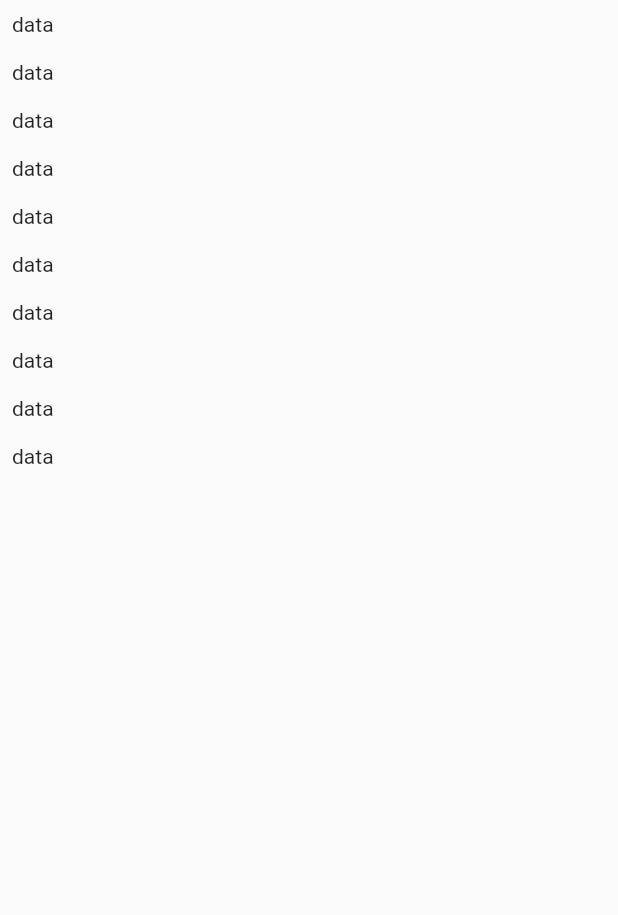
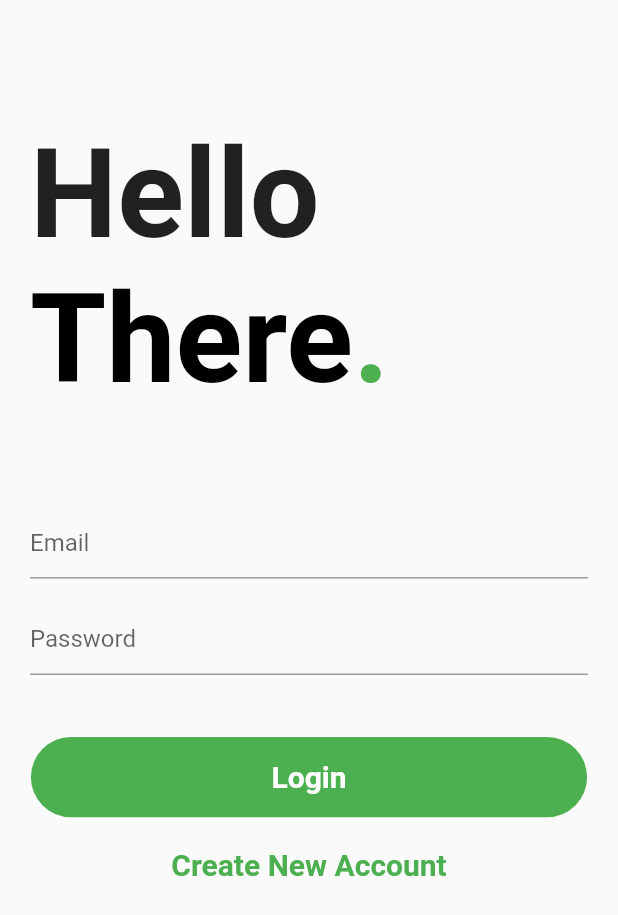
Before and after one commit to Aditya7feb/PrivateChatApp, a Flutter app: the screen it shows after launch, on a phone screen of 412 x 824 dp. Shown: the top 915 px of the screen. Run offline on Flutter 3.47's test engine with Material 2 defaults, Android fonts, the phone set to English and light mode, and no system bars; our stand-ins replace cloud_firestore, firebase_core; accounts and stored records are empty.

Commit message:
LoginScreen

```diff
--- a/lib/main.dart
+++ b/lib/main.dart
@@ -1,7 +1,11 @@
+import 'package:firebase_core/firebase_core.dart';
 import 'package:flutter/material.dart';
+import 'package:private_chat_app/screens/auth_screen.dart';
 import 'package:private_chat_app/screens/chat_screen.dart';
 
-void main() {
+void main() async {
+  WidgetsFlutterBinding.ensureInitialized();
+  await Firebase.initializeApp();
   runApp(MyApp());
 }
 
@@ -14,7 +18,7 @@ class MyApp extends StatelessWidget {
       theme: ThemeData(
         primarySwatch: Colors.blue,
       ),
-      home: ChatScreen(),
+      home: AuthScreen(),
     );
   }
 }
--- a/lib/screens/auth_screen.dart
+++ b/lib/screens/auth_screen.dart
@@ -0,0 +1,214 @@
+import 'package:flutter/material.dart';
+
+class AuthScreen extends StatefulWidget {
+  @override
+  _AuthScreenState createState() => _AuthScreenState();
+}
+
+class _AuthScreenState extends State<AuthScreen> {
+  @override
+  Widget build(BuildContext context) {
+    final deviceSize = MediaQuery.of(context).size;
+    return Scaffold(
+        body: SafeArea(
+      child: Container(
+        margin: EdgeInsets.all(20),
+        child: SingleChildScrollView(
+          child: Column(
+            crossAxisAlignment: CrossAxisAlignment.start,
+            children: [
+              HelloText(deviceSize: deviceSize),
+              LoginForm(deviceSize: deviceSize),
+            ],
+          ),
+        ),
+      ),
+    ));
+  }
+}
+
+class LoginForm extends StatefulWidget {
+  const LoginForm({
+    Key? key,
+    required this.deviceSize,
+  }) : super(key: key);
+
+  final Size deviceSize;
+
+  @override
+  _LoginFormState createState() => _LoginFormState();
+}
+
+class _LoginFormState extends State<LoginForm> {
+  GlobalKey<FormState> _loginKey = GlobalKey<FormState>();
+  String? _email;
+  String? _userName;
+  bool isLogin = true;
+  String? _pass;
+
+  bool isLoading = false;
+
+  void _trySubmit() {
+    final isValid = _loginKey.currentState!.validate();
+    isLoading = true;
+    FocusScope.of(context).unfocus();
+
+    if (isValid) {
+      _loginKey.currentState!.save();
+    }
+
+    print(_email);
+    print(_userName);
+    print(_pass);
+    isLoading = false;
+  }
+
+  @override
+  Widget build(BuildContext context) {
+    return Padding(
+      padding: EdgeInsets.symmetric(vertical: widget.deviceSize.height * 0.075),
+      child: Form(
+        key: _loginKey,
+        child: Column(
+          mainAxisSize: MainAxisSize.min,
+          children: [
+            TextFormField(
+              decoration: InputDecoration(hintText: "Email"),
+              onSaved: (value) {
+                _email = value;
+              },
+              validator: (value) {
+                if (value!.isEmpty || !value.contains("@")) {
+                  return "Invalid Email Address";
+                } else {
+                  return null;
+                }
+              },
+            ),
+            if (!isLogin)
+              SizedBox(
+                height: widget.deviceSize.height * 0.02,
+              ),
+            if (!isLogin)
+              TextFormField(
+                decoration: InputDecoration(hintText: "Username"),
+                onSaved: (value) {
+                  _userName = value;
+                },
+                validator: (value) {
+                  if (value!.isEmpty) {
+                    return "Username must be filled";
+                  } else if (value.length < 8) {
+                    return "Username must be 8 characters long";
+                  } else {
+                    return null;
+                  }
+                },
+              ),
+            SizedBox(
+              height: widget.deviceSize.height * 0.02,
+            ),
+            TextFormField(
+              decoration: InputDecoration(hintText: "Password"),
+              obscureText: true,
+              obscuringCharacter: "*",
+              onSaved: (value) {
+                _pass = value;
+              },
+              validator: (value) {
+                if (value!.isEmpty || value.length < 7) {
+                  return "Password too short, must be atleast 7 characters long";
+                } else {
+                  return null;
+                }
+              },
+            ),
+            SizedBox(
+              height: widget.deviceSize.height * 0.05,
+            ),
+            InkWell(
+              borderRadius: BorderRadius.circular(50),
+              child: Container(
+                width: widget.deviceSize.width * 0.9,
+                height: widget.deviceSize.width * 0.13,
+                decoration: BoxDecoration(
+                    borderRadius: BorderRadius.circular(50),
+                    color: Colors.green),
+                child: Center(
+                    child: isLoading
+                        ? CircularProgressIndicator(
+                            color: Colors.white,
+                          )
+                        : Text(
+                            isLogin ? "Login" : "Sign Up",
+                            style: TextStyle(
+                                color: Colors.white,
+                                fontSize: 20,
+                                fontWeight: FontWeight.bold),
+                          )),
+              ),
+              onTap: () {
+                _trySubmit();
+              },
+            ),
+            SizedBox(
+              height: 20,
+            ),
+            InkWell(
+              child: Text(
+                "Create New Account",
+                style: TextStyle(
+                    color: Colors.green,
+                    fontSize: 20,
+                    fontWeight: FontWeight.bold),
+              ),
+              onTap: () {
+                setState(() {
+                  isLogin = !isLogin;
+                });
+              },
+            ),
+          ],
+        ),
+      ),
+    );
+  }
+}
+
+class HelloText extends StatelessWidget {
+  const HelloText({
+    Key? key,
+    required this.deviceSize,
+  }) : super(key: key);
+
+  final Size deviceSize;
+
+  @override
+  Widget build(BuildContext context) {
+    return Column(
+      crossAxisAlignment: CrossAxisAlignment.start,
+      children: [
+        SizedBox(
+          height: deviceSize.height * 0.075,
+        ),
+        Text(
+          "Hello",
+          style: TextStyle(
+              fontSize: deviceSize.width * 0.2, fontWeight: FontWeight.bold),
+        ),
+        RichText(
+          text: TextSpan(
+            text: 'There',
+            style: TextStyle(
+                color: Colors.black,
+                fontSize: deviceSize.width * 0.2,
+                fontWeight: FontWeight.bold),
+            children: const <TextSpan>[
+              TextSpan(text: '.', style: TextStyle(color: Colors.green)),
+            ],
+          ),
+        ),
+      ],
+    );
+  }
+}
--- a/pubspec.yaml
+++ b/pubspec.yaml
@@ -29,6 +29,9 @@ dependencies:
   # Use with the CupertinoIcons class for iOS style icons.
   cupertino_icons: ^1.0.2
   cloud_firestore: ^2.3.0
+  firebase_core: ^1.3.0
+  firebase_auth: ^1.4.1
+
 
 dev_dependencies:
   flutter_test:
```
Also changed, not shown: lib/screens/chat_screen.dart (+27 -6 lines), pubspec.lock.
